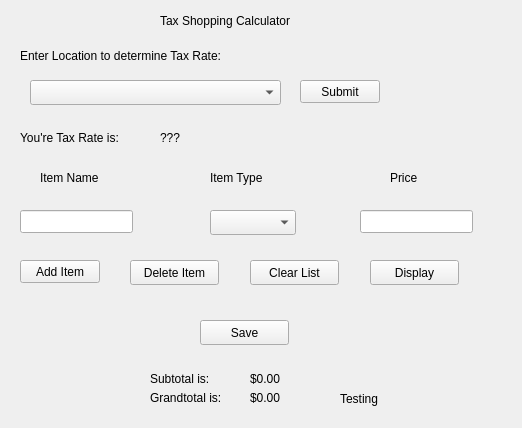
AndyVera/CPSC_254_Tax_Shopping_Calculator, file Tax_Shopping_Calculator/mainwindow.ui: the form before one commit.
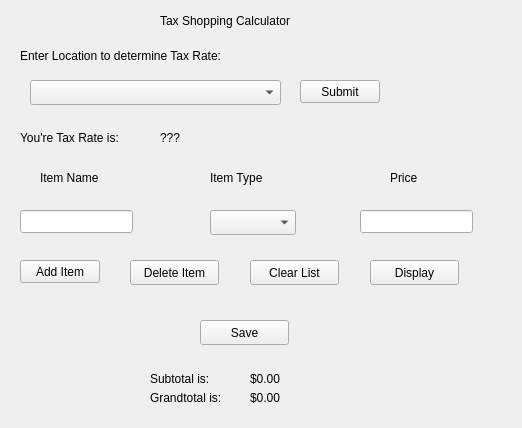
The form after the commit.

What changed in the file:
```diff
--- a/Tax_Shopping_Calculator/mainwindow.ui
+++ b/Tax_Shopping_Calculator/mainwindow.ui
@@ -226,19 +226,6 @@
      </rect>
     </property>
    </widget>
-   <widget class="QLabel" name="Testing">
-    <property name="geometry">
-     <rect>
-      <x>340</x>
-      <y>390</y>
-      <width>171</width>
-      <height>17</height>
-     </rect>
-    </property>
-    <property name="text">
-     <string>Testing</string>
-    </property>
-   </widget>
    <widget class="QPushButton" name="DeleteItemBtn">
     <property name="geometry">
      <rect>
```
